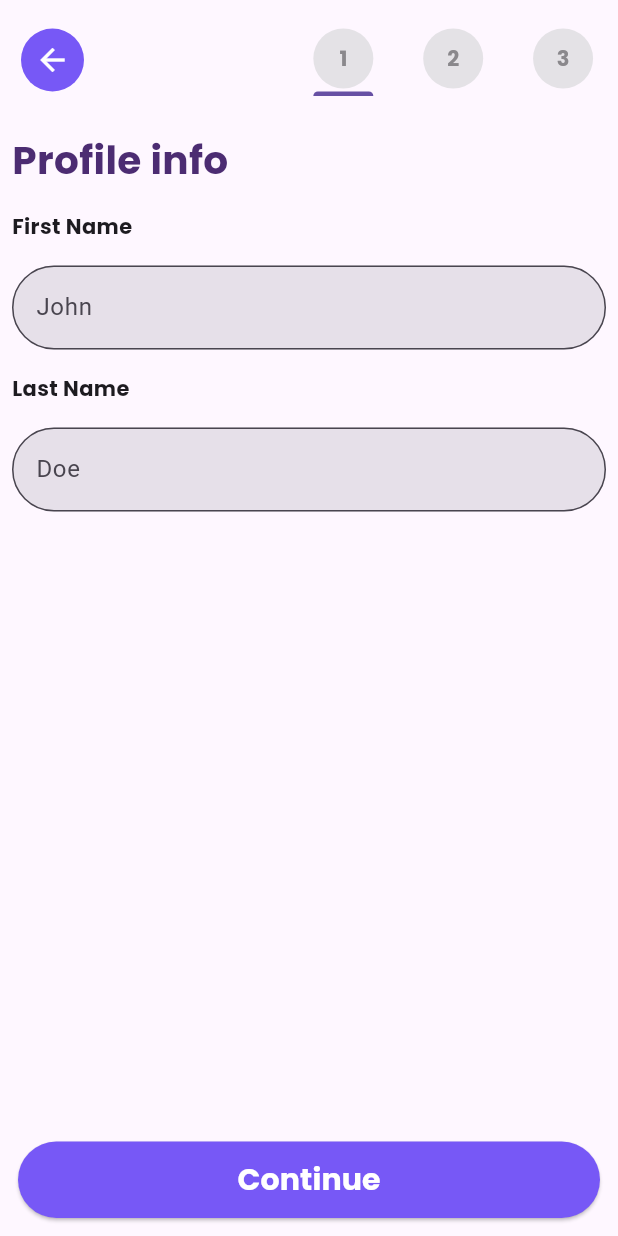
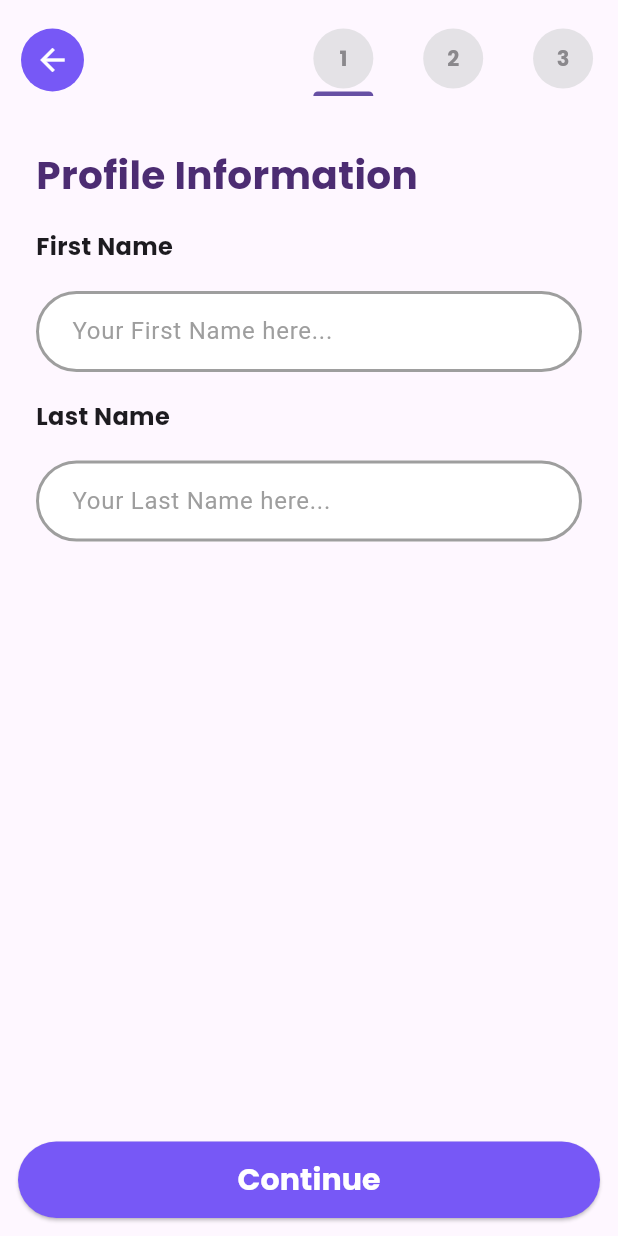
Before and after one commit to AruneshKumarPrasad/uhum, a Flutter app: the OnBoardingScreen screen opened directly with empty values, on a phone screen of 412 x 824 dp. Run offline on Flutter 3.47's test engine with Material 2 defaults, Android fonts, the phone set to English and light mode, and no system bars; our stand-ins replace cloud_firestore, firebase_auth, firebase_core, google_fonts, google_sign_in, lottie and 2 more; accounts and stored records are empty.

Commit message:
OnBoarding Update

```diff
--- a/lib/Screens/OnBoardingScreen/Fragments/profile_info.dart
+++ /dev/null
@@ -1,108 +0,0 @@
-import '../../../Barrel/app_barrel.dart';
-
-class ProfileInfoFragment extends StatelessWidget {
-  const ProfileInfoFragment({
-    super.key,
-    required TextEditingController firstnameController,
-    required TextEditingController lastnameController,
-    required this.mediaProp,
-  })  : _firstnameController = firstnameController,
-        _lastnameController = lastnameController;
-
-  final Size mediaProp;
-  final TextEditingController _firstnameController;
-  final TextEditingController _lastnameController;
-
-  @override
-  Widget build(BuildContext context) {
-    return Column(
-      children: <Widget>[
-        Padding(
-          padding: const EdgeInsets.all(8.0),
-          child: Row(
-            crossAxisAlignment: CrossAxisAlignment.start,
-            children: const [
-              Text(
-                'Profile info',
-                style: TextStyle(
-                  color: Color(0xff4C2C72),
-                  fontFamily: 'Poppins',
-                  fontWeight: FontWeight.bold,
-                  fontSize: 26,
-                ),
-              ),
-            ],
-          ),
-        ),
-        Padding(
-          padding: const EdgeInsets.all(8.0),
-          child: Row(
-            crossAxisAlignment: CrossAxisAlignment.start,
-            children: const [
-              Text(
-                'First Name',
-                style: TextStyle(
-                  fontFamily: 'Poppins',
-                  fontWeight: FontWeight.bold,
-                ),
-              ),
-            ],
-          ),
-        ),
-        Padding(
-          padding: const EdgeInsets.all(8.0),
-          child: SizedBox(
-            width: mediaProp.width * 1.1,
-            child: TextField(
-              controller: _firstnameController,
-              obscureText: false,
-              decoration: const InputDecoration(
-                filled: true,
-                border: OutlineInputBorder(
-                  borderRadius: BorderRadius.all(
-                    Radius.circular(32.0),
-                  ),
-                ),
-                hintText: 'John',
-              ),
-            ),
-          ),
-        ),
-        Padding(
-          padding: const EdgeInsets.all(8.0),
-          child: Row(
-            crossAxisAlignment: CrossAxisAlignment.start,
-            children: const [
-              Text(
-                'Last Name',
-                style: TextStyle(
-                  fontFamily: 'Poppins',
-                  fontWeight: FontWeight.bold,
-                ),
-              ),
-            ],
-          ),
-        ),
-        Padding(
-          padding: const EdgeInsets.all(8.0),
-          child: SizedBox(
-            width: mediaProp.width * 1.1,
-            child: TextField(
-              controller: _lastnameController,
-              obscureText: false,
-              decoration: const InputDecoration(
-                filled: true,
-                border: OutlineInputBorder(
-                  borderRadius: BorderRadius.all(
-                    Radius.circular(32.0),
-                  ),
-                ),
-                hintText: 'Doe',
-              ),
-            ),
-          ),
-        ),
-      ],
-    );
-  }
-}
--- /dev/null
+++ b/lib/Screens/OnBoardingScreen/Fragments/profile_info_fragment.dart
@@ -0,0 +1,89 @@
+import 'package:uhum/Screens/OnBoardingScreen/widgets/profile_info_textfield_widget.dart';
+
+import '../../../Barrel/app_barrel.dart';
+
+class ProfileInfoFragment extends StatelessWidget {
+  const ProfileInfoFragment({
+    super.key,
+    required TextEditingController firstnameController,
+    required TextEditingController lastnameController,
+    required this.mediaProp,
+  })  : _firstnameController = firstnameController,
+        _lastnameController = lastnameController;
+
+  final Size mediaProp;
+  final TextEditingController _firstnameController;
+  final TextEditingController _lastnameController;
+
+  @override
+  Widget build(BuildContext context) {
+    return Column(
+      children: <Widget>[
+        Padding(
+          padding: const EdgeInsets.symmetric(horizontal: 24),
+          child: Column(
+            children: [
+              Container(
+                margin: const EdgeInsets.symmetric(
+                  vertical: 18,
+                ),
+                alignment: Alignment.centerLeft,
+                child: const Text(
+                  'Profile Information',
+                  style: TextStyle(
+                    color: Color(0xff4C2C72),
+                    fontFamily: 'Poppins',
+                    fontWeight: FontWeight.bold,
+                    fontSize: 26,
+                  ),
+                ),
+              ),
+              Container(
+                alignment: Alignment.centerLeft,
+                child: const Text(
+                  'First Name',
+                  style: TextStyle(
+                    fontFamily: 'Poppins',
+                    fontWeight: FontWeight.bold,
+                    fontSize: 16,
+                  ),
+                ),
+              ),
+              Container(
+                margin: const EdgeInsets.symmetric(
+                  vertical: 18,
+                ),
+                width: mediaProp.width * 1.1,
+                child: ProfileInfoTextFieldWidget(
+                  controller: _firstnameController,
+                  hintText: 'Your First Name here...',
+                ),
+              ),
+              Container(
+                alignment: Alignment.centerLeft,
+                child: const Text(
+                  'Last Name',
+                  style: TextStyle(
+                    fontFamily: 'Poppins',
+                    fontWeight: FontWeight.bold,
+                    fontSize: 16,
+                  ),
+                ),
+              ),
+              Container(
+                margin: const EdgeInsets.symmetric(
+                  vertical: 18,
+                ),
+                width: mediaProp.width * 1.1,
+                child: ProfileInfoTextFieldWidget(
+                  controller: _lastnameController,
+                  hintText: 'Your Last Name here...',
+                ),
+              ),
+            ],
+          ),
+        )
+      ],
+    );
+  }
+}
--- /dev/null
+++ b/lib/Screens/OnBoardingScreen/widgets/profile_info_textfield_widget.dart
@@ -0,0 +1,49 @@
+import '../../../Barrel/app_barrel.dart';
+
+class ProfileInfoTextFieldWidget extends StatelessWidget {
+  const ProfileInfoTextFieldWidget({
+    super.key,
+    required TextEditingController controller,
+    required this.hintText,
+  }) : _controller = controller;
+
+  final TextEditingController _controller;
+  final String hintText;
+
+  @override
+  Widget build(BuildContext context) {
+    return TextField(
+      controller: _controller,
+      textInputAction: hintText == 'Your Last Name here...'
+          ? TextInputAction.done
+          : TextInputAction.next,
+      decoration: InputDecoration(
+        fillColor: Colors.white,
+        filled: true,
+        enabledBorder: buildOutlineInputBorder(),
+        focusedBorder: buildOutlineInputBorder(),
+        focusedErrorBorder: buildOutlineInputBorder(error: true),
+        errorBorder: buildOutlineInputBorder(error: true),
+        disabledBorder: buildOutlineInputBorder(),
+        hintText: hintText,
+        hintStyle: TextStyle(color: Colors.grey.shade500),
+        contentPadding: const EdgeInsets.symmetric(
+          vertical: 15.0,
+          horizontal: 20.0,
+        ),
+      ),
+    );
+  }
+
+  OutlineInputBorder buildOutlineInputBorder({bool error = false}) {
+    return OutlineInputBorder(
+      borderSide: BorderSide(
+        color: error ? Colors.red : Colors.grey.shade500,
+        width: 2.0,
+      ),
+      borderRadius: const BorderRadius.all(
+        Radius.circular(32.0),
+      ),
+    );
+  }
+}
--- a/lib/Screens/OnBoardingScreen/widgets/tab_label_widget.dart
+++ b/lib/Screens/OnBoardingScreen/widgets/tab_label_widget.dart
@@ -10,6 +10,7 @@ class TabLabelWidget extends StatelessWidget {
 
   @override
   Widget build(BuildContext context) {
+    final provider = Provider.of<OnBoardingProvider>(context);
     return Container(
       width: 40,
       height: 40,
@@ -18,7 +19,11 @@ class TabLabelWidget extends StatelessWidget {
         borderRadius: BorderRadius.circular(50),
       ),
       alignment: Alignment.center,
-      child: Text(
+      child: provider.tabIndex >= int.parse(label)
+          ? const Image(
+              image: AssetImage('assets/OnBoarding/done.png'),
+            )
+          : Text(
               label,
               style: const TextStyle(
                 fontWeight: FontWeight.bold,
--- a/lib/Screens/RegisterScreen/widgets/register_textfield_widget.dart
+++ b/lib/Screens/RegisterScreen/widgets/register_textfield_widget.dart
@@ -32,6 +32,11 @@ class RegisterTextField extends StatelessWidget {
           }
           return null;
         },
+        keyboardType: hintText == '*******'
+            ? TextInputType.visiblePassword
+            : TextInputType.emailAddress,
+        textInputAction:
+            hintText == '*******' ? TextInputAction.done : TextInputAction.next,
         decoration: InputDecoration(
           fillColor: Colors.white,
           filled: true,
--- a/pubspec.yaml
+++ b/pubspec.yaml
@@ -44,6 +44,7 @@ dependencies:
   firebase_core: ^2.7.1
   provider: ^6.0.5
   cloud_firestore: ^4.4.4
+  lottie: ^2.3.0
 
 dev_dependencies:
   flutter_test:
@@ -84,6 +85,7 @@ flutter:
     - assets/Sharepage/images/share.png
     - assets/Splash/images/bookcard.png
     - assets/OnBoarding/
+    - assets/OnBoarding/ProfilePicture.jpg
 
   #   - images/a_dot_burr.jpeg
   #   - images/a_dot_ham.jpeg
```
Also changed, not shown: assets/OnBoarding/ClickMe.json (added, +1 -0 lines), lib/Screens/OnBoardingScreen/Fragments/profile_photo_fragment.dart (added, +75 -0 lines), lib/Screens/OnBoardingScreen/OnBoardingScreen.dart (+26 -8 lines), assets/OnBoarding/ProfilePicture.jpg (added), pubspec.lock. Lines whose indentation alone changed are shown as unchanged.
